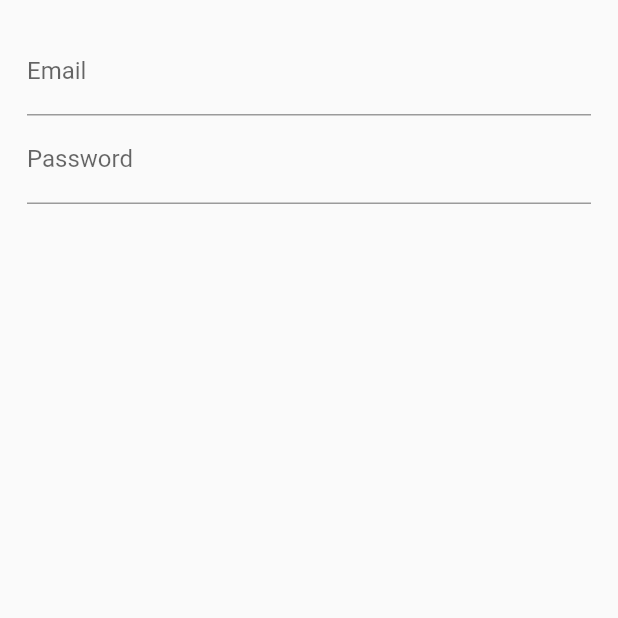
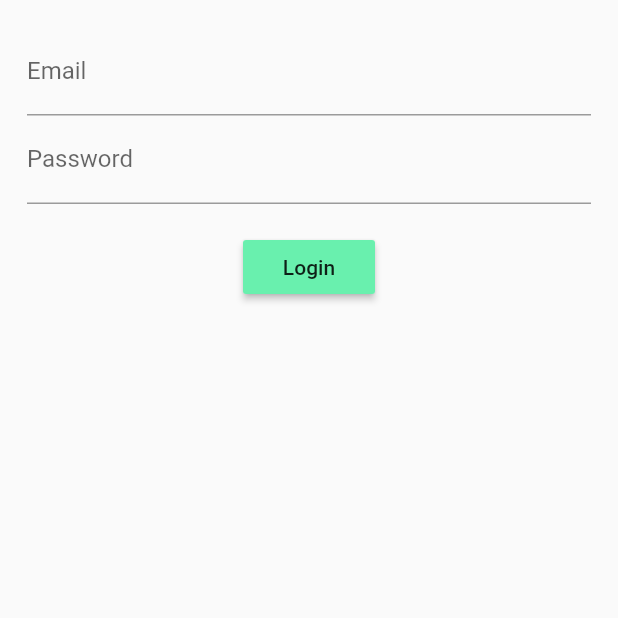
Before and after one commit to VijayGanganapalli/udemy_project, a Flutter app: the screen it shows after launch, on a phone screen of 412 x 824 dp, the top half of it. Run offline on Flutter 3.47's test engine with Material 2 defaults, Android fonts, the phone set to English and light mode, and no system bars.

Commit message:
login button added

```diff
--- a/lib/src/screens/login_screen.dart
+++ b/lib/src/screens/login_screen.dart
@@ -10,6 +10,8 @@ class LoginScreen extends StatelessWidget {
           children: <Widget>[
             emailField(),
             passwordField(),
+            Container(margin: EdgeInsets.only(top: 18.0)),
+            loginButton(),
           ],
         ),
       ),
@@ -29,4 +31,12 @@ class LoginScreen extends StatelessWidget {
       decoration: InputDecoration(labelText: "Password"),
     );
   }
+
+  Widget loginButton() {
+    return RaisedButton(
+      child: Text("Login"),
+      color: Colors.greenAccent,
+      onPressed: () {},
+    );
+  }
 }
```
